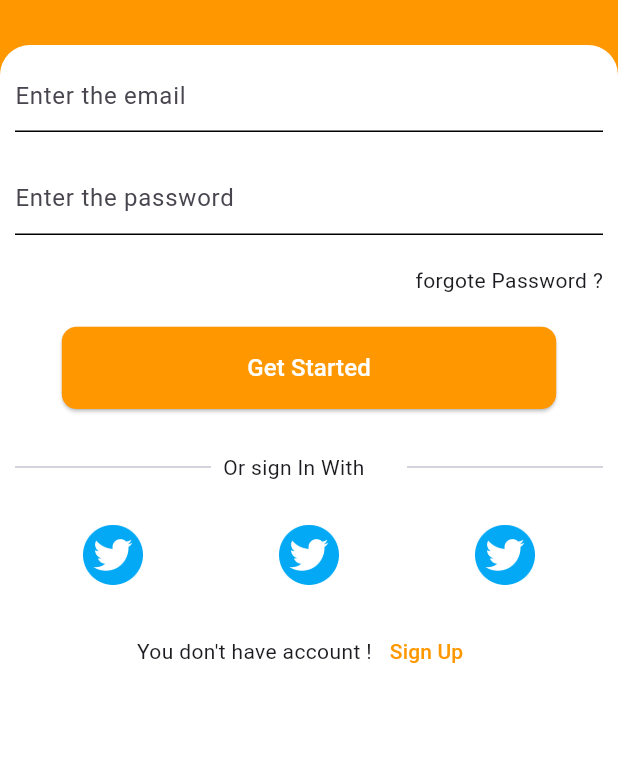
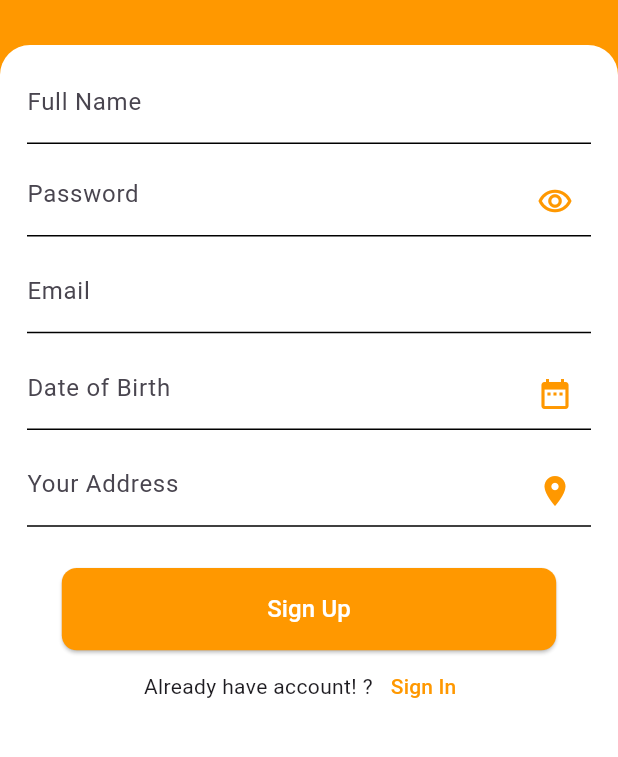
Before and after one commit to Akashkumaredugaon/HairSalon, a Flutter app: the screen it shows after launch, after a tap on "Sign Up", on a phone screen of 412 x 824 dp, the part 345-1102 px from its top. Run offline on Flutter 3.47's test engine with Material 3 defaults, Android fonts, the phone set to English and light mode, and no system bars.

Commit message:
add branch signUp

```diff
--- a/lib/main.dart
+++ b/lib/main.dart
@@ -1,5 +1,5 @@
 import 'package:flutter/material.dart';
-import 'package:hairsalon/view/screen/auth/signin_screen.dart';
+import 'package:hairsalon/view/screen/auth/signIn/signin_screen.dart';
 
 
 void main() {
--- a/lib/view/screen/auth/signin_screen.dart
+++ b/lib/view/screen/auth/signIn/signin_screen.dart
@@ -1,5 +1,5 @@
 import 'package:flutter/material.dart';
-import 'package:hairsalon/view/screen/auth/signin_widget.dart';
+import 'package:hairsalon/view/screen/auth/signIn/signin_widget.dart';
 
 class SignInScreen extends StatelessWidget {
   const SignInScreen({super.key});
--- a/lib/view/screen/auth/signin_widget.dart
+++ b/lib/view/screen/auth/signIn/signin_widget.dart
@@ -1,14 +1,12 @@
 import 'package:flutter/material.dart';
+import 'package:hairsalon/view/screen/auth/signUp/signup_screen.dart';
 import 'package:hairsalon/view/utils/app_widget/app_text_field.dart';
 import 'package:hairsalon/view/utils/colors.dart';
 
-import '../../utils/size.dart';
+import '../../../utils/size.dart';
 
 
 class SignInWidget {
-
-
-
 
   Container view() {
     return Container(
@@ -47,7 +45,7 @@ class SignInWidget {
           children: [
             AppTextField().appTextField("Enter the email"),
             SizedBox(height:AppSizes(context: context).getHeight/40),
-            AppTextField().appTextField("Enter the password"),
+            AppTextField().appTextField("Enter the password",icon: Icons.remove_red_eye_outlined),
             SizedBox(height:AppSizes(context: context).getHeight/40),
 
             Row(
@@ -66,19 +64,23 @@ class SignInWidget {
                   borderRadius: BorderRadius.circular(10), // Rounded corners
                 ),
               ),
-              onPressed: () {  },
-              child: Text("Get Started", style: TextStyle(fontSize: semiBoldFontSize,color: Colors.white)),
+              onPressed: () {
+                Navigator.push(context, MaterialPageRoute(builder: (context) => SignupScreen(),));
+              },
+              child: Text("Sign Up", style: TextStyle(fontSize: semiBoldFontSize,color: Colors.white)),
 
             ),
             SizedBox(height:AppSizes(context: context).getHeight/40),
             Row(
               children: [
                 Expanded(child: Divider(thickness: 1,)),
-                Expanded(child: Padding(
+                Expanded(
+                    child: Padding(
                   padding: const EdgeInsets.all(8.0),
                   child: Text("Or sign In With"),
                 )),
-                Expanded(child: Divider(thickness: 1,)),
+                Expanded(
+                    child: Divider(thickness: 1,)),
               ],
             ),
 
--- /dev/null
+++ b/lib/view/screen/auth/signUp/signup_screen.dart
@@ -0,0 +1,29 @@
+import 'package:flutter/material.dart';
+import 'package:hairsalon/view/screen/auth/signUp/signup_widget.dart';
+
+class SignupScreen extends StatefulWidget {
+  const SignupScreen({super.key});
+
+  @override
+  State<SignupScreen> createState() => _SignupScreenState();
+}
+
+class _SignupScreenState extends State<SignupScreen> {
+  @override
+  Widget build(BuildContext context) {
+    var signUpClass = SignUpWidget();
+    return Scaffold(
+      body: Stack(
+        children: [
+          signUpClass.view(),
+          Positioned(
+            top: 260, // Adjust this value to move the second container up or down
+            left: 0,
+            right: 0,
+            child: signUpClass.aboutView(context),
+          ),
+        ],
+      ),
+    );
+  }
+}
--- /dev/null
+++ b/lib/view/screen/auth/signUp/signup_widget.dart
@@ -0,0 +1,119 @@
+import 'package:flutter/material.dart';
+import 'package:hairsalon/view/screen/auth/signIn/signin_screen.dart';
+import 'package:hairsalon/view/utils/app_widget/app_text_field.dart';
+import 'package:hairsalon/view/utils/colors.dart';
+
+import '../../../utils/size.dart';
+
+
+class SignUpWidget {
+  Container view() {
+    return Container(
+      height: double.infinity,
+      color: primaryColor,
+      child: Stack(
+        children: [
+          Positioned(
+            top: 80, // Adjust this value to position the image as needed
+            left: 0, // Adjust this value to position the image as needed
+            right: 0, // Adjust this value to position the image as needed
+            child: Image.asset(
+              "assets/images/splashicon.jpg",color: Colors.white,
+              height: 150, // Adjust the height as needed
+            ),
+          ),
+        ],
+      ),
+    );
+  }
+
+  Container aboutView(BuildContext context) {
+    return Container(
+      height: 500,
+      decoration: BoxDecoration(
+        color: Colors.white,
+        borderRadius: BorderRadius.only(
+          topLeft: Radius.circular(20),
+          topRight: Radius.circular(20),
+        ),
+
+      ),
+      child: Padding(
+        padding: const EdgeInsets.all(18.0),
+        child: Column(
+          children: [
+            AppTextField().appTextField("Full Name"),
+            SizedBox(height:AppSizes(context: context).getHeight/60),
+            AppTextField().appTextField("Password",icon: Icons.remove_red_eye_outlined,),
+            SizedBox(height:AppSizes(context: context).getHeight/50),
+            AppTextField().appTextField("Email"),
+            SizedBox(height:AppSizes(context: context).getHeight/50),
+            AppTextField().appTextField("Date of Birth",icon: Icons.date_range,),
+            SizedBox(height:AppSizes(context: context).getHeight/50),
+            AppTextField().appTextField("Your Address",icon: Icons.location_on,),
+            SizedBox(height:AppSizes(context: context).getHeight/30),
+
+            ElevatedButton(
+              style: ElevatedButton.styleFrom(
+                backgroundColor: primaryColor, // Button color
+                minimumSize: Size(AppSizes(context: context).getWidth/2.5, AppSizes(context: context).getWidth/15), // Minimum width and height
+                shape: RoundedRectangleBorder(
+                  borderRadius: BorderRadius.circular(10), // Rounded corners
+                ),
+              ),
+              onPressed: () {
+                Navigator.push(context, MaterialPageRoute(builder: (context) => SignInScreen(),));
+              },
+              child: Text("Sign Up", style: TextStyle(fontSize: semiBoldFontSize,color: Colors.white)),
+
+            ),
+            Row(
+              mainAxisAlignment: MainAxisAlignment.center,
+              children: [
+                Text("Already have account! ?"),
+                TextButton(onPressed: () {
+
+                }, child: Text("Sign In",style: TextStyle(color:primaryColor ),))
+
+              ],
+            )
+            // SizedBox(height:AppSizes(context: context).getHeight/40),
+            // Row(
+            //   children: [
+            //     Expanded(child: Divider(thickness: 1,)),
+            //     Expanded(child: Padding(
+            //       padding: const EdgeInsets.all(8.0),
+            //       child: Text("Or sign In With"),
+            //     )),
+            //     Expanded(child: Divider(thickness: 1,)),
+            //   ],
+            // ),
+            //
+            // SizedBox(height:AppSizes(context: context).getHeight/40),
+            // Row(
+            //   mainAxisAlignment: MainAxisAlignment.spaceAround,
+            //   children: [
+            //     Image.asset("assets/images/twitter.png",height: 40,),
+            //     Image.asset("assets/images/twitter.png",height: 40),
+            //     Image.asset("assets/images/twitter.png",height: 40)
+            //
+            //   ],
+            // ),
+            // SizedBox(height:AppSizes(context: context).getHeight/40),
+            // Row(
+            //   mainAxisAlignment: MainAxisAlignment.center,
+            //   children: [
+            //     Text("You don't have account !"),
+            //     TextButton(onPressed: () {
+            //
+            //     }, child: Text("Sign Up",style: TextStyle(color:primaryColor ),))
+            //
+            //   ],
+            // )
+
+          ],
+        ),
+      ),
+    );
+  }
+}
--- a/lib/view/screen/intro/intro_widget.dart
+++ b/lib/view/screen/intro/intro_widget.dart
@@ -1,6 +1,6 @@
 import 'package:flutter/cupertino.dart';
 import 'package:flutter/material.dart';
-import 'package:hairsalon/view/screen/auth/signin_screen.dart';
+import 'package:hairsalon/view/screen/auth/signIn/signin_screen.dart';
 import 'package:hairsalon/view/utils/app_widget/app_size_box.dart';
 import 'package:hairsalon/view/utils/app_widget/app_text.dart';
 import 'package:hairsalon/view/utils/size.dart';
--- a/lib/view/utils/app_widget/app_text_field.dart
+++ b/lib/view/utils/app_widget/app_text_field.dart
@@ -3,11 +3,12 @@ import 'package:hairsalon/view/utils/colors.dart';
 
 class AppTextField{
 
- TextField appTextField(String? hintText){
+ TextField appTextField(String? hintText, {IconData? icon}){
  return  TextField(
      decoration: InputDecoration(
        fillColor: primaryColor,
        hintText: hintText,
+       suffixIcon: Icon(icon,color: primaryColor,),
        enabledBorder: UnderlineInputBorder(
          borderSide: BorderSide(color: secondaryColor), // Line color when enabled
        ),
```
